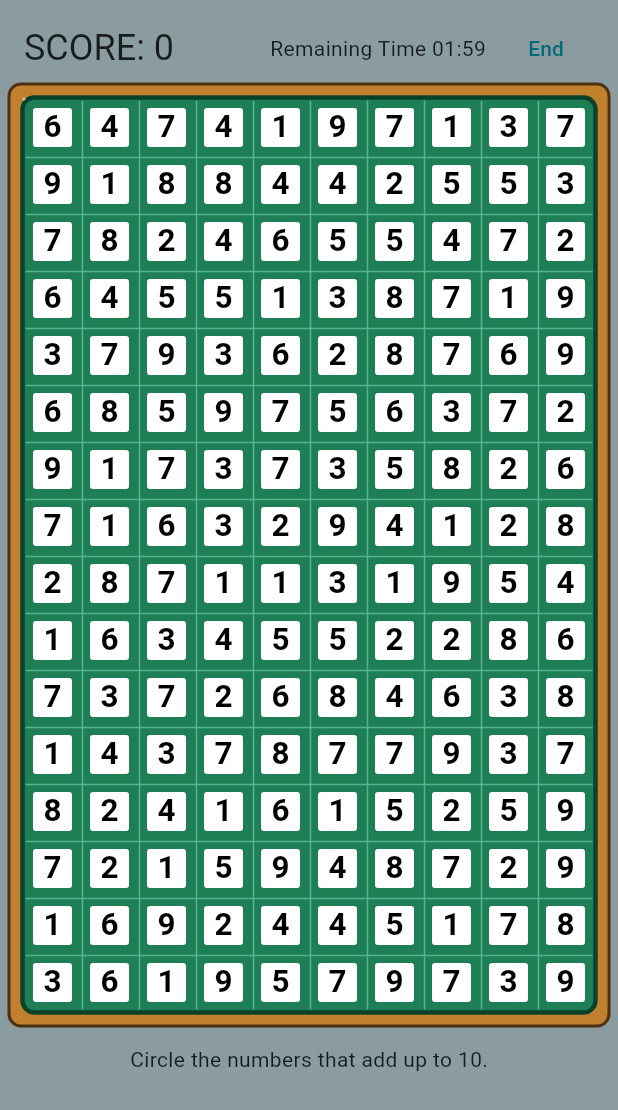
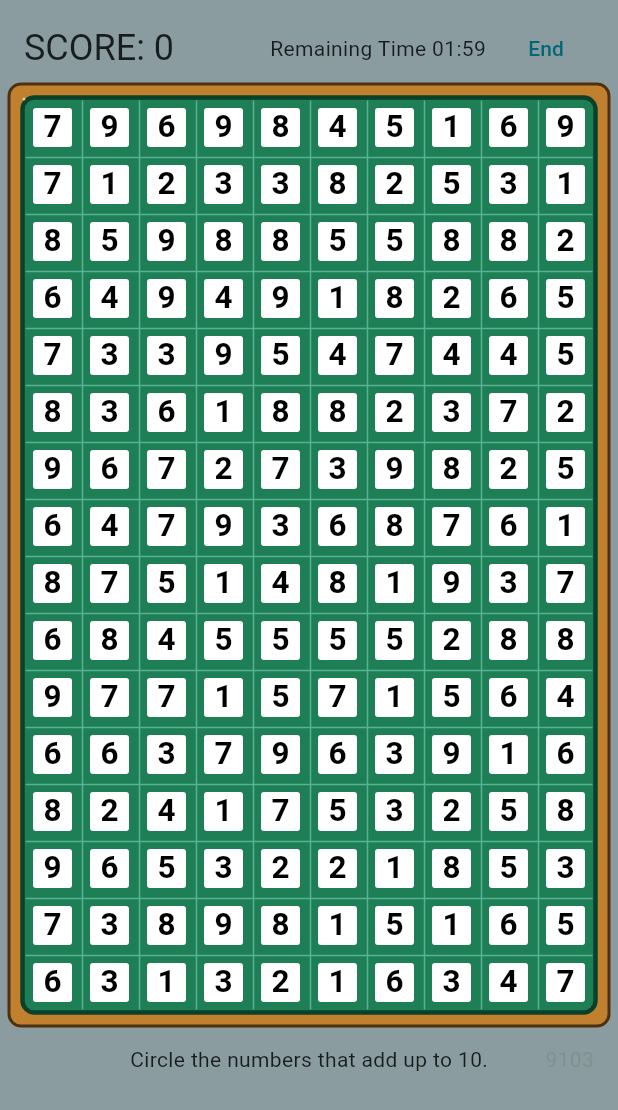
Before and after one commit to ChenCoin/Catfish, a Flutter app: the screen it shows after launch, after a tap on "Start Game", on a phone screen of 412 x 824 dp. Shown: the top 1110 px of the screen. Run offline on Flutter 3.47's test engine with Material 3 defaults, Android fonts, the phone set to English and light mode, and no system bars; our stand-ins replace shared_preferences; generated files the repository leaves out were written again.

```diff
--- a/lib/data/grid_data.dart
+++ b/lib/data/grid_data.dart
@@ -15,6 +15,8 @@ class GridData {
   int score = 0;
 
   int highestScore = 0;
+
+  String magicNumber = '';
 
   GridData() {
     for (int i = 0; i < row; i++) {
@@ -35,9 +37,9 @@ class GridData {
   void start() {
     score = 0;
     var random = Random();
-    // 加入最多32个成对的数字组合，因为可能选到不可放置的格子，尝试次数总共100次
-    int max = 32;
-    for (int i = 0; i < 100; i++) {
+    // 加入成对的数字组合，因为可能选到不可放置的格子，尝试次数总共48次
+    int pair = 0;
+    for (int i = 0; i < 48; i++) {
       int number = random.nextInt(9) + 1;
       int numberNext = 10 - number;
       (int, int, int, int) thePoint = findPoint(random);
@@ -46,12 +48,12 @@ class GridData {
       }
       grids[thePoint.$2][thePoint.$1] = number;
       grids[thePoint.$4][thePoint.$3] = numberNext;
-      max--;
-      if (max <= 0) {
-        break;
-      }
+      pair++;
     }
-    debugPrint('number add: ${30 - max}');
+    var magicNumStart = random.nextInt(10);
+    var magicNumEnd = random.nextInt(10);
+    magicNumber =
+        '$magicNumStart${pair.toString().padLeft(2, '0')}$magicNumEnd';
 
     // 剩余空白的格子，加入随机数
     for (int i = 0; i < row; i++) {
@@ -70,6 +72,7 @@ class GridData {
       SharedPreferences prefs = await SharedPreferences.getInstance();
       prefs.setInt(highestScoreKey, highestScore);
     }
+    magicNumber = '';
     for (int i = 0; i < row; i++) {
       for (int j = 0; j < col; j++) {
         grids[i][j] = 0;
--- a/lib/main.dart
+++ b/lib/main.dart
@@ -143,10 +143,24 @@ class _MyHomePageState extends State<MyHomePage> {
               ],
             ),
             SizedBox(
+              width: width,
               height: 48,
               child: Padding(
-                padding: const EdgeInsets.only(top:12),
-                child: Text(tipText),
+                padding: const EdgeInsets.only(top: 12),
+                child: Stack(
+                  alignment: Alignment.topCenter,
+                  children: [
+                    Text(tipText),
+                    if (data.magicNumber != '')
+                      Align(
+                        alignment: Alignment.topRight,
+                        child: Text(
+                          data.magicNumber,
+                          style: const TextStyle(color: Color(0xff809090)),
+                        ),
+                      ),
+                  ],
+                ),
               ),
             ),
           ],
```
